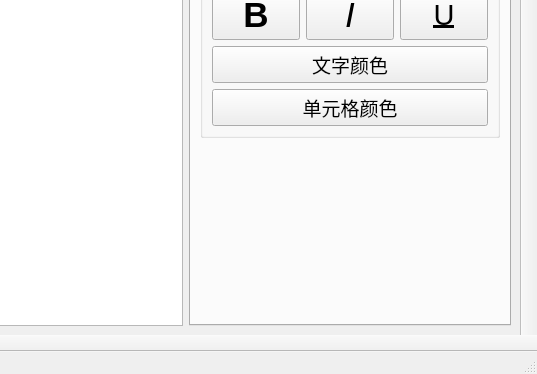
First picture: the form in untitled/mainwindow.ui, repository 030525/Qt-MyExcel, before the edit; both pictures show x 663 to 1200 and y 226 to 600 of the 1200 by 600 pixel window.
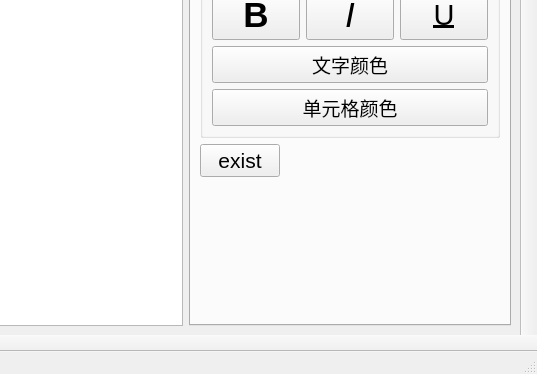
Second picture: the form after the edit. Icons and pictures are not drawn.

Diff of the .ui file:
```diff
--- a/untitled/mainwindow.ui
+++ b/untitled/mainwindow.ui
@@ -258,6 +258,13 @@
             </layout>
            </widget>
           </item>
+          <item row="1" column="0">
+           <widget class="QPushButton" name="pushButton_6">
+            <property name="text">
+             <string>exist</string>
+            </property>
+           </widget>
+          </item>
          </layout>
         </widget>
         <widget class="QWidget" name="tab_2">
```
Left out of the diff: 7 changed lines with no effect on the pictures.
